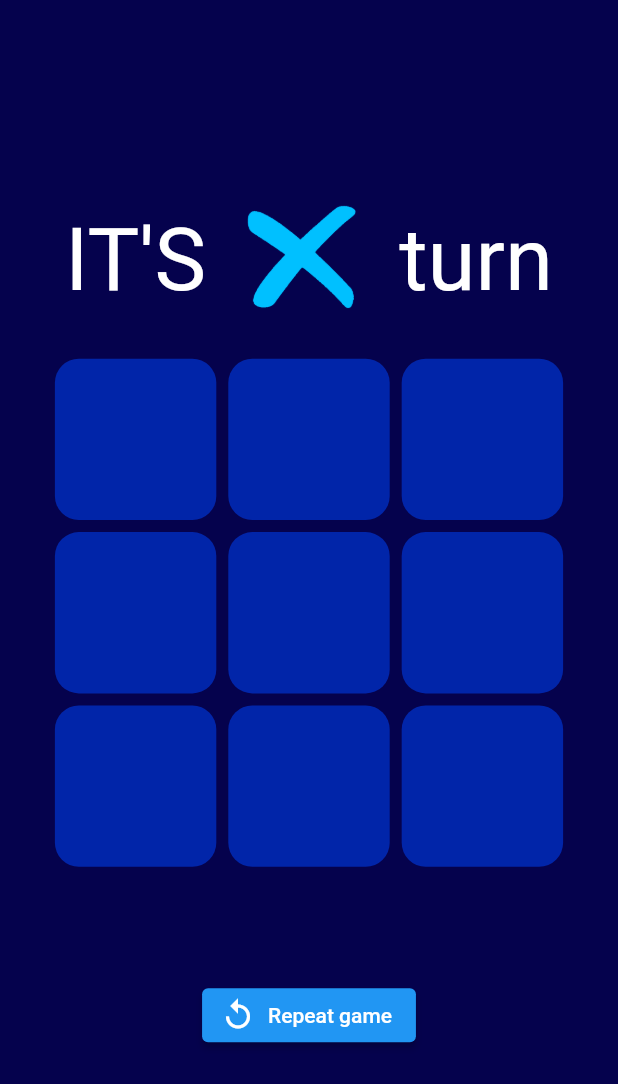
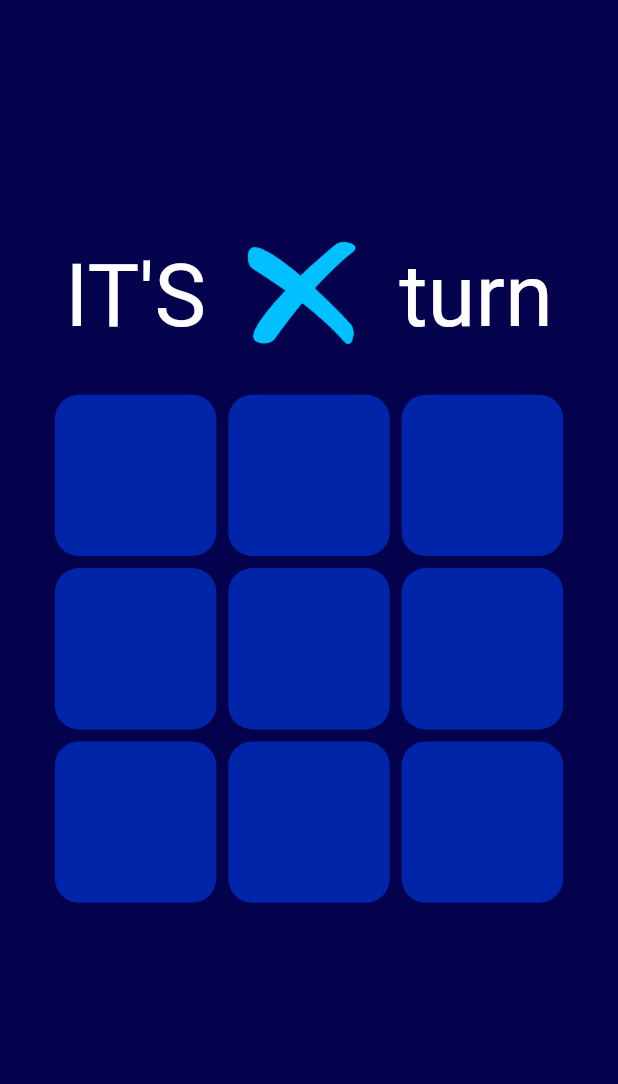
Before and after one commit to Alex-RV/Flutter-Workshop, a Flutter app: the screen it shows after launch, on a phone screen of 412 x 824 dp. Shown: the top 1084 px of the screen. Run offline on Flutter 3.47's test engine with Material 2 defaults, Android fonts, the phone set to English and light mode, and no system bars; our stand-ins replace auto_size_text.

Commit message:
added TODO for RefreshButton

```diff
--- a/lib/main.dart
+++ b/lib/main.dart
@@ -91,9 +91,9 @@ class _GameScreenState extends State<GameScreen> {
             turn: turn,
             isWinner: isWinner,
           ),
-          RefreshButton(
-            resetGame: resetGame,
-          ),
+          // RefreshButton(
+          //   resetGame: resetGame,
+          // ),
         ],
       ),
     );
@@ -229,17 +229,8 @@ class GameBoard extends StatelessWidget {
   }
 }
 
-class RefreshButton extends StatelessWidget {
-  const RefreshButton({required this.resetGame,});
-
-  final Function resetGame;
-
-  @override
-  Widget build(BuildContext context) {
-    return ElevatedButton.icon(
-      onPressed: () => resetGame(),
-      icon: Icon(Icons.replay),
-      label: Text("Repeat game"),
-    );
-  }
-}
+// Write a class RefreshButton which extends StatelessWidget
+// which accepts parameter resetGame as Function
+// and returning Widget with ElevatedButton.icon
+// and onPress calling function resetGame
+// with icon as Icon(Icons.replay)
```
